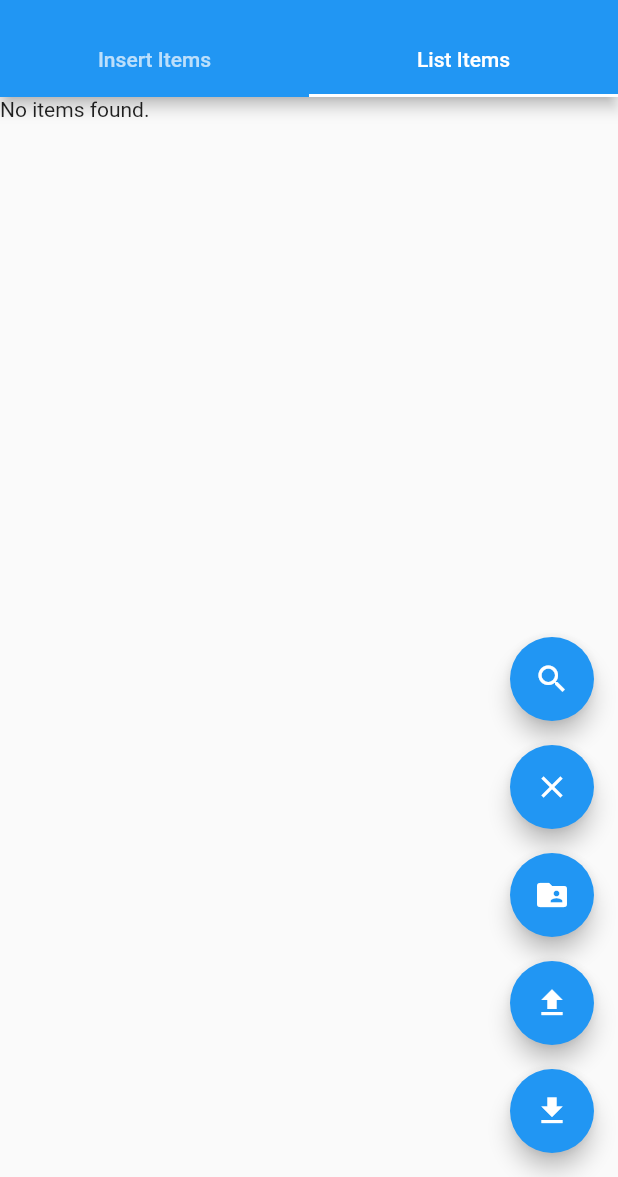
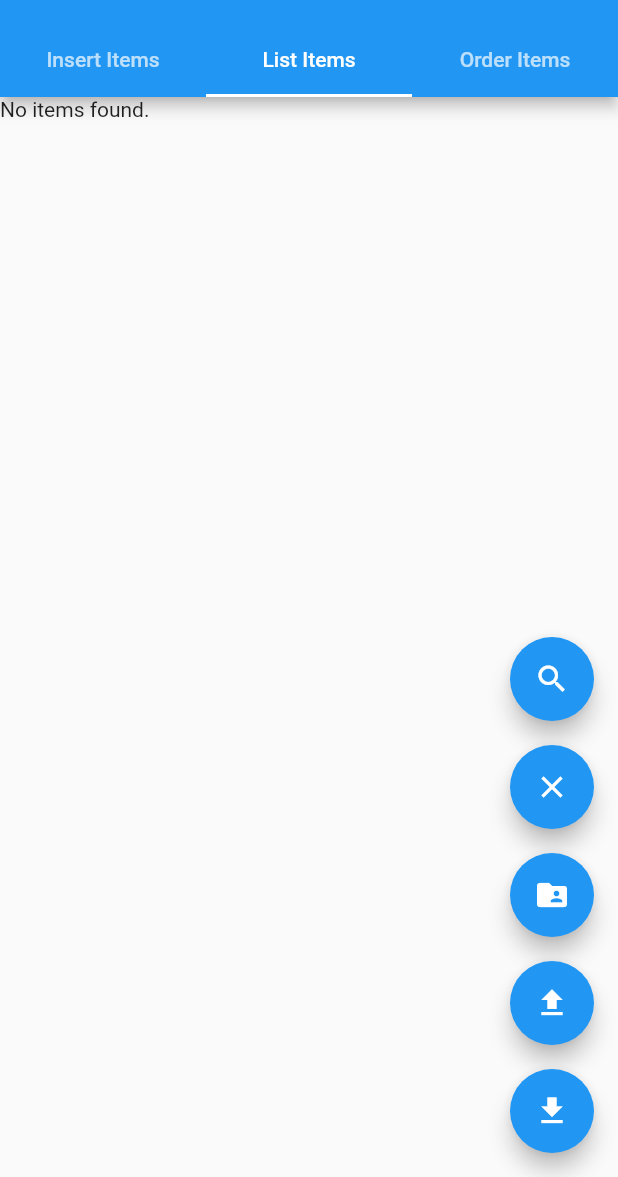
Before and after one commit to vinxxe/wineshop, a Flutter app: the screen it shows after launch, tab 2 chosen, after a tap on the "clear" icon, on a phone screen of 412 x 824 dp, the part 59-1236 px from its top. Run offline on Flutter 3.47's test engine with Material 2 defaults, Android fonts, the phone set to English and light mode, and no system bars; our stand-ins replace csv, file_picker, flutter_image_compress, image_picker, permission_handler, sqflite; accounts and stored records are empty.

Commit message:
ORDER DB: added db for orders and initial UI

```diff
--- a/lib/database/db_helper.dart
+++ b/lib/database/db_helper.dart
@@ -2,7 +2,8 @@ import 'package:sqflite/sqflite.dart';
 import 'package:wine_shop/models/item.dart';
 
 class DatabaseHelper {
-  static const String tableItemsName = "wineshop";
+  static const String dbName = "wineshop.2";
+  static const String tableItemsName = "wineshop_items";
   static final DatabaseHelper instance = DatabaseHelper._();
   static Database? _database;
 
@@ -28,7 +29,6 @@ class DatabaseHelper {
 
   Future<List<Item>> getAllItemsOrderedByName() async {
     final db = await instance.database;
-
     final result = await db.query(
       tableItemsName,
       // Order by name in ascending order
@@ -68,18 +68,44 @@ class DatabaseHelper {
   Future<void> _createDatabase(Database db, int version) async {
     await db.execute('''
       CREATE TABLE $tableItemsName (
-        id INTEGER PRIMARY KEY AUTOINCREMENT,
+        item_id INTEGER PRIMARY KEY AUTOINCREMENT,
         name TEXT NOT NULL UNIQUE,
         price REAL,
-        image BLOB
+        image BLOB,
+        type TEXT,
+        country TEXT,
+        regionr TEXT,
+        vintage INTEGER,
+        stock INTEGER
       )
+    ''');
+
+    await db.execute('''
+    CREATE TABLE Orders (
+    order_id INTEGER PRIMARY KEY AUTOINCREMENT,
+    order_date TEXT,
+    total_amount REAL,
+    status TEXT
+  )
+    ''');
+
+    await db.execute('''
+    CREATE TABLE Order_Items (
+    order_item_id INTEGER PRIMARY KEY AUTOINCREMENT,
+    order_id INTEGER NOT NULL,
+    item_name TEXT NOT NULL,
+    quantity INTEGER,
+    subtotal REAL,
+    FOREIGN KEY (order_id) REFERENCES Orders (order_id),
+    FOREIGN KEY (item_name) REFERENCES $tableItemsName (name)
+  )
     ''');
   }
 
   Future<Database> _initDatabase() async {
     final dbPath = await getDatabasesPath();
-    final path = '$dbPath/$tableItemsName.db';
+    final path = '$dbPath/$dbName.db';
 
-    return await openDatabase(path, version: 1, onCreate: _createDatabase);
+    return await openDatabase(path, version: 2, onCreate: _createDatabase);
   }
 }
--- a/lib/main.dart
+++ b/lib/main.dart
@@ -2,6 +2,7 @@ import 'package:flutter/material.dart';
 
 import 'widgets/insert_item_tab.dart';
 import 'widgets/item_list_tab.dart';
+import 'widgets/item_order_tab.dart';
 import 'database/db_helper.dart';
 import 'models/global_info.dart';
 
@@ -15,7 +16,7 @@ class WineShopApp extends StatelessWidget {
   Widget build(BuildContext context) {
     return MaterialApp(
       home: DefaultTabController(
-        length: 2, // Number of tabs
+        length: 3, // Number of tabs
         child: WineShopHomePage(),
       ),
     );
@@ -23,7 +24,7 @@ class WineShopApp extends StatelessWidget {
 }
 
 class WineShopHomePage extends StatelessWidget {
-  final dbHelper   = DatabaseHelper.instance;
+  final dbHelper = DatabaseHelper.instance;
   final globalInfo = GlobalInfo.instance;
   WineShopHomePage({super.key});
 
@@ -36,15 +37,18 @@ class WineShopHomePage extends StatelessWidget {
           tabs: [
             Tab(text: 'Insert Items'),
             Tab(text: 'List Items'),
+            Tab(text: 'Order Items'),
           ],
         ),
       ),
       body: TabBarView(
         children: [
-            // Content for the first tab (Insert Item)
+          // Content for the first tab (Insert Item)
           ItemInsertTab(dbHelper: dbHelper, globalInfo: globalInfo),
           // Content for the second tab (List Items)
           ItemListTab(dbHelper: dbHelper, globalInfo: globalInfo),
+          // Content for the third tab (Order Items)
+          ItemOrderTab(dbHelper: dbHelper, globalInfo: globalInfo),
         ],
       ),
     );
--- a/lib/widgets/insert_item_tab.dart
+++ b/lib/widgets/insert_item_tab.dart
@@ -11,9 +11,10 @@ import 'package:wine_shop/models/global_info.dart';
 class ItemInsertTab extends StatefulWidget {
   static final GlobalKey<ItemInsertState> scaffoldKey = GlobalKey();
   final DatabaseHelper dbHelper;
-  final GlobalInfo     globalInfo;
+  final GlobalInfo globalInfo;
 
-  ItemInsertTab({required this.dbHelper, required this.globalInfo}) : super(key: scaffoldKey);
+  ItemInsertTab({required this.dbHelper, required this.globalInfo})
+      : super(key: scaffoldKey);
 
   @override
   ItemInsertState createState() => ItemInsertState();
@@ -28,7 +29,7 @@ class ItemInsertState extends State<ItemInsertTab> {
   Widget build(BuildContext context) {
     return Scaffold(
       body: Container(
-        margin: const EdgeInsets.all(8.0), // Add margin of 8.0 pixels on all sides
+        margin: const EdgeInsets.all(8.0),
         child: Column(
           crossAxisAlignment: CrossAxisAlignment.stretch,
           children: [
@@ -44,11 +45,11 @@ class ItemInsertState extends State<ItemInsertTab> {
             const SizedBox(height: 4),
             // Container to adjust the alignment of the displayed image
             Container(
-              alignment:
-              Alignment.topCenter, // Adjust the alignment as needed
-              child: _imageBytes != null
-              ? Image.memory(_imageBytes!)
-              : const SizedBox()),
+                alignment:
+                    Alignment.topCenter, // Adjust the alignment as needed
+                child: _imageBytes != null
+                    ? Image.memory(_imageBytes!)
+                    : const SizedBox()),
             ElevatedButton(
               onPressed: _takePicture,
               child: const Text('Take Picture'),
```
Also changed, not shown: lib/widgets/item_list_tab.dart (+11 -6 lines), lib/widgets/item_order_tab.dart (added, +151 -0 lines), lib/widgets/select_item_screen.dart (added, +91 -0 lines).
